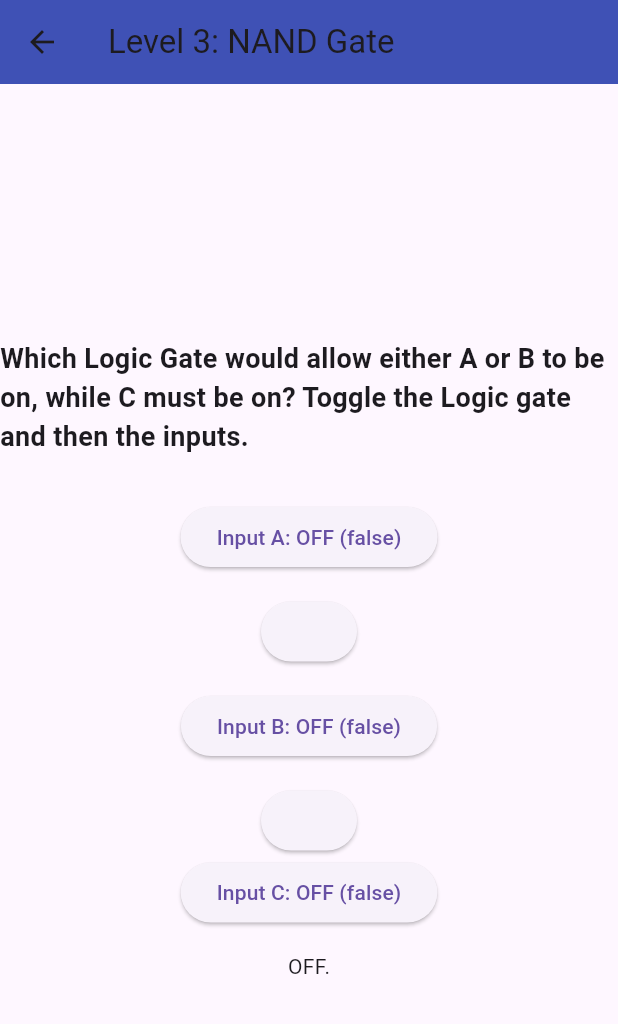
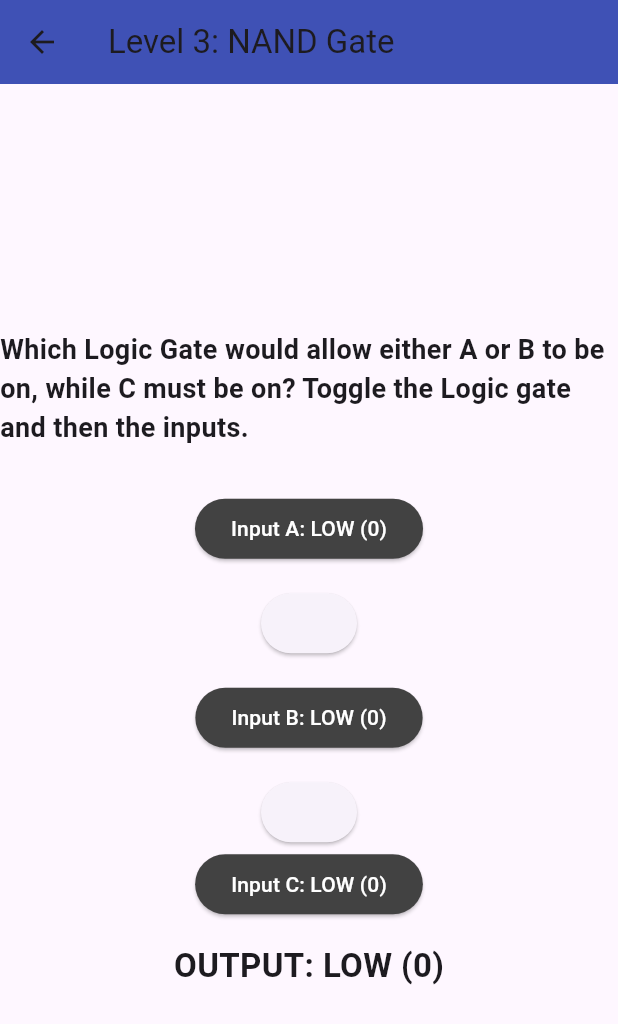
Before and after one commit to znaveed75/gate_hacker, a Flutter app: the LogicGateScreen3 screen opened directly, on a phone screen of 412 x 824 dp. Shown: the top 1024 px of the screen. Run offline on Flutter 3.47's test engine with Material 3 defaults, Android fonts, the phone set to English and light mode, and no system bars.

Commit message:
Polished Text

```diff
--- a/lib/main.dart
+++ b/lib/main.dart
@@ -121,7 +121,7 @@ class _LogicGateScreenState extends State<LogicGateScreen> {
                 });
               },
 
-              child: Text('Input A: ${inputA ? "ON (true)" : "OFF (false)"}'),
+              child: Text('Input A: ${inputA ? "HIGH (1)" : "LOW (0)"}'),
             ),
 
             const SizedBox(height: 15),
@@ -134,12 +134,12 @@ class _LogicGateScreenState extends State<LogicGateScreen> {
                   checkOutput();
                 });
               },
-              child: Text('Input B: ${inputB ? "ON (true)" : "OFF (false)"}'),
+              child: Text('Input B: ${inputB ? "HIGH (1)" : "LOW (0)"}'),
             ),
 
             const SizedBox(height: 15),
 
-            Text(output ? "LIT" : "OFF."),
+            Text(output ? "OUTPUT: HIGH (1)" : "OUTPUT: LOW (0)"),
           ],
         ),
       ),
@@ -200,7 +200,7 @@ class _LogicGateScreen2State extends State<LogicGateScreen2> {
                 });
               },
 
-              child: Text('Input A: ${inputA ? "ON (true)" : "OFF (false)"}'),
+              child: Text('Input A: ${inputA ? "HIGH (1)" : "LOW (0)"}'),
             ),
 
             const SizedBox(height: 15),
@@ -213,12 +213,12 @@ class _LogicGateScreen2State extends State<LogicGateScreen2> {
                   checkOutput();
                 });
               },
-              child: Text('Input B: ${inputB ? "ON (true)" : "OFF (false)"}'),
+              child: Text('Input B: ${inputB ? "HIGH (1)" : "LOW (0)"}'),
             ),
 
             const SizedBox(height: 15),
 
-            Text(output ? "LIT" : "OFF."),
+            Text(output ? "OUTPUT: HIGH (1)" : "OUTPUT: LOW (0)"),
           ],
         ),
       ),
@@ -276,6 +276,12 @@ class _LogicGateScreen3State extends State<LogicGateScreen3> {
 
             // BUTTON FOR INPUT A
             ElevatedButton(
+
+              style: ElevatedButton.styleFrom(
+                backgroundColor: inputA ? Colors.green : Colors.grey[800], // Green when 1, Dark Grey when 0
+                foregroundColor: Colors.white, // Text color
+              ),
+
               onPressed: () {
                 setState(() {
                   inputA = !inputA;
@@ -283,7 +289,7 @@ class _LogicGateScreen3State extends State<LogicGateScreen3> {
                 });
               },
 
-              child: Text('Input A: ${inputA ? "ON (true)" : "OFF (false)"}'),
+              child: Text('Input A: ${inputA ? "HIGH (1)" : "LOW (0)"}'),
             ),
 
             const SizedBox(height: 15),
@@ -304,13 +310,19 @@ class _LogicGateScreen3State extends State<LogicGateScreen3> {
 
             // BUTTON FOR INPUT B
             ElevatedButton(
+
+              style: ElevatedButton.styleFrom(
+                backgroundColor: inputB ? Colors.green : Colors.grey[800], // Green when 1, Dark Grey when 0
+                foregroundColor: Colors.white, // Text color
+              ),
+
               onPressed: () {
                 setState(() {
                   inputB = !inputB; // Flips true to false, or false to true
                   checkOutput();
                 });
               },
-              child: Text('Input B: ${inputB ? "ON (true)" : "OFF (false)"}'),
+              child: Text('Input B: ${inputB ? "HIGH (1)" : "LOW (0)"}'),
             ),
 
             const SizedBox(height: 15),
@@ -329,18 +341,31 @@ class _LogicGateScreen3State extends State<LogicGateScreen3> {
 
             // BUTTON FOR INPUT C
             ElevatedButton(
+
+              style: ElevatedButton.styleFrom(
+                backgroundColor: inputC ? Colors.green : Colors.grey[800], // Green when 1, Dark Grey when 0
+                foregroundColor: Colors.white, // Text color
+              ),
+
               onPressed: () {
                 setState(() {
                   inputC = !inputC; // Flips true to false, or false to true
                   checkOutput();
                 });
               },
-              child: Text('Input C: ${inputC ? "ON (true)" : "OFF (false)"}'),
+              child: Text('Input C: ${inputC ? "HIGH (1)" : "LOW (0)"}'),
             ),
 
             const SizedBox(height: 15),
 
-            Text(output ? "LIT" : "OFF."),
+            Text(
+              output ? "OUTPUT: HIGH (1)" : "OUTPUT: LOW (0)",
+              style: TextStyle(
+                fontSize: 22,
+                fontWeight: FontWeight.bold,
+              ),
+
+            )
           ],
         ),
       ),
```
